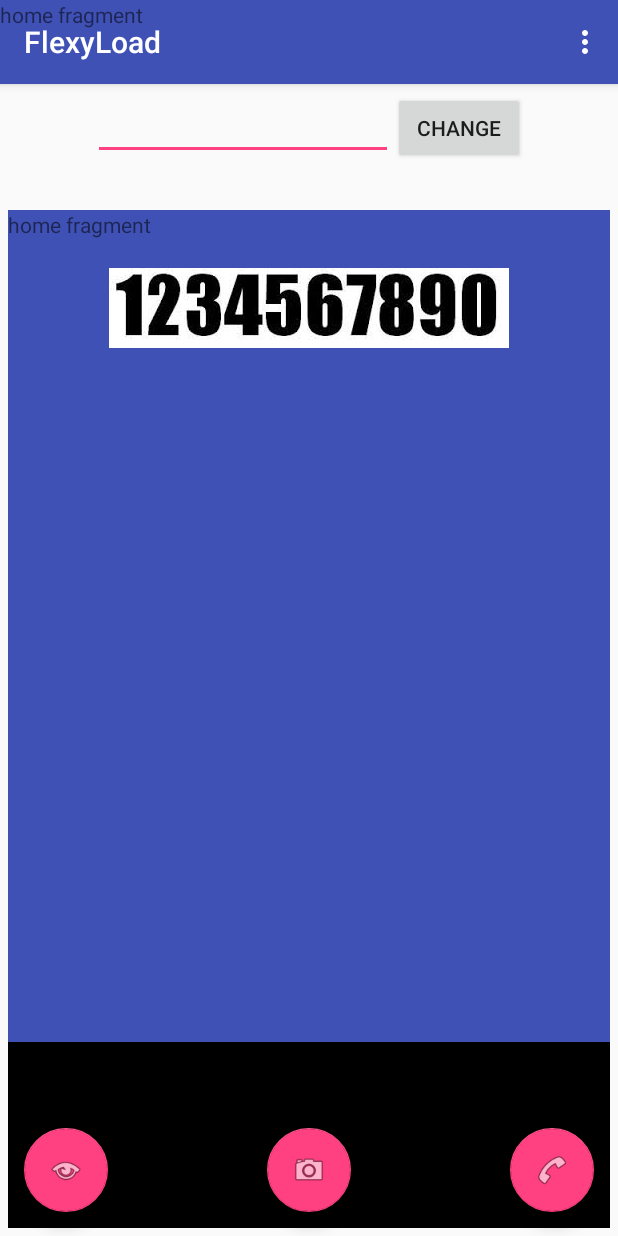
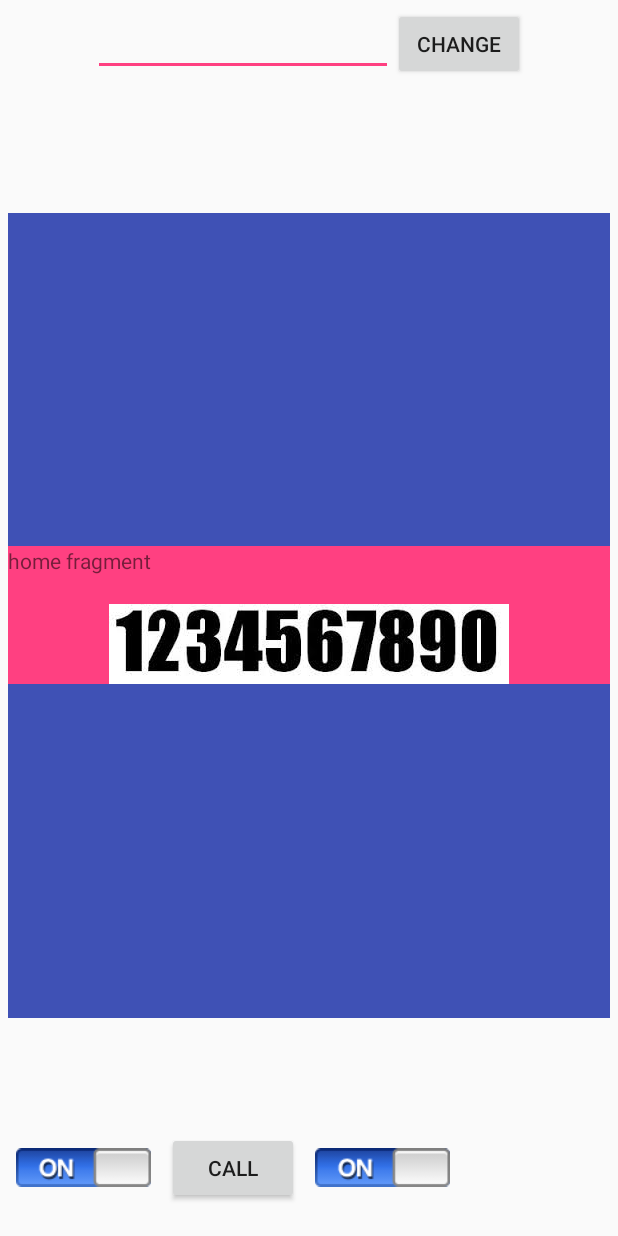
Before and after one commit to nishannorunobi/FlexiLoad, an Android app: the screen it shows after launch (HomeActivity before the commit, FlexActivity after it), on a phone screen of 412 x 824 dp. Run offline under Robolectric (Android 15) with nearby library versions, the phone set to English and light mode, and no system bars; libraries missing offline, so code that uses them is left out: com.googlecode.tesseract; 8 statements that could not run were skipped.

Commit message:
camera button and flash button fixed, camera controller created

```diff
--- /dev/null
+++ b/FlexyLoad/app/src/main/java/com/zia/nishan/flexyload/FlexActivity.java
@@ -0,0 +1,113 @@
+package com.zia.nishan.flexyload;
+
+import android.content.Intent;
+import android.net.Uri;
+import android.os.Bundle;
+import android.support.v4.app.Fragment;
+import android.support.v4.app.FragmentManager;
+import android.support.v4.app.FragmentTransaction;
+import android.support.v7.app.AppCompatActivity;
+import android.util.Log;
+import android.view.View;
+import android.widget.Button;
+import android.widget.ImageView;
+
+import com.zia.nishan.controller.FlashController;
+import com.zia.nishan.interfaces.OnCameraButtonClickListener;
+import com.zia.nishan.views.CameraFragment;
+import com.zia.nishan.views.HomeFragment;
+
+/**
+ * Created by nishan on 11/24/15.
+ */
+public class FlexActivity extends AppCompatActivity implements View.OnClickListener {
+    private FlashController flashController;
+    private Button callBtn;
+    private ImageView flash_on_btn;
+    private ImageView flash_off_btn;
+    private ImageView camera_on_btn;
+    private ImageView camera_off_btn;
+
+    private HomeFragment homeFragment;
+    private CameraFragment cameraFragment;
+
+    @Override
+    protected void onCreate(Bundle savedInstanceState) {
+        super.onCreate(savedInstanceState);
+        setContentView(R.layout.flexy_home);
+        /*Initialize fragment*/
+        homeFragment = new HomeFragment();
+        cameraFragment = new CameraFragment();
+        cameraFragment.setOnCameraButtonClickListener(onCameraButtonClickListener);
+        /*Init view*/
+        callBtn = (Button) findViewById(R.id.btn_call);
+        callBtn.setOnClickListener(this);
+        flashController = new FlashController(this);
+        flash_on_btn=(ImageView)findViewById(R.id.flash_on_btn);
+        flash_on_btn.setOnClickListener(this);
+        flash_off_btn=(ImageView)findViewById(R.id.flash_off_btn);
+        flash_off_btn.setOnClickListener(this);
+
+        camera_on_btn=(ImageView)findViewById(R.id.camera_on_btn);
+        camera_on_btn.setOnClickListener(cameraFragment);
+        camera_off_btn=(ImageView)findViewById(R.id.camera_off_btn);
+        camera_off_btn.setOnClickListener(cameraFragment);
+
+        loadFragment(homeFragment);
+    }
+
+    private void loadFragment(Fragment fragment) {
+        FragmentManager fm = getSupportFragmentManager();
+        FragmentTransaction fragmentTransaction = fm.beginTransaction();
+        fragmentTransaction.replace(R.id.fl_fragment, fragment);
+        fragmentTransaction.commit();
+    }
+
+
+    @Override
+    public void onClick(View v) {
+        switch (v.getId()){
+            case R.id.flash_on_btn:
+                flash_on_btn.setVisibility(View.GONE);
+                flash_off_btn.setVisibility(View.VISIBLE);
+                break;
+            case R.id.flash_off_btn:
+                flash_off_btn.setVisibility(View.GONE);
+                flash_on_btn.setVisibility(View.VISIBLE);
+                break;
+            case R.id.btn_call:
+                call();
+                break;
+            default:
+                loadFragment(new HomeFragment());
+                break;
+        }
+    }
+
+    private void call() {
+        String ussdCode = "*" + "123" + Uri.encode("#");
+        Uri uri = Uri.parse("tel:"+ussdCode);
+        Intent in = new Intent(Intent.ACTION_CALL,uri);
+        try{
+            startActivity(in);
+        }catch (android.content.ActivityNotFoundException ex){
+            Log.e(ex.getMessage(), ex.toString());
+        }
+    }
+
+    private OnCameraButtonClickListener onCameraButtonClickListener = new OnCameraButtonClickListener() {
+        @Override
+        public void turnOn() {
+            camera_on_btn.setVisibility(View.GONE);
+            camera_off_btn.setVisibility(View.VISIBLE);
+            loadFragment(cameraFragment);
+        }
+
+        @Override
+        public void turnOff() {
+            camera_off_btn.setVisibility(View.GONE);
+            camera_on_btn.setVisibility(View.VISIBLE);
+            loadFragment(homeFragment);
+        }
+    };
+}
--- a/FlexyLoad/app/src/main/java/com/zia/nishan/flexyload/HomeActivity.java
+++ b/FlexyLoad/app/src/main/java/com/zia/nishan/flexyload/HomeActivity.java
@@ -1,39 +1,13 @@
 package com.zia.nishan.flexyload;
 
 import android.content.Intent;
-import android.graphics.Bitmap;
-import android.net.Uri;
 import android.os.Bundle;
-import android.support.design.widget.FloatingActionButton;
-import android.support.v4.app.Fragment;
-import android.support.v4.app.FragmentManager;
-import android.support.v4.app.FragmentTransaction;
 import android.support.v7.app.AppCompatActivity;
 import android.support.v7.widget.Toolbar;
-import android.util.Log;
 import android.view.Menu;
 import android.view.MenuItem;
-import android.view.View;
-import android.widget.EditText;
-import android.widget.ImageView;
 
-import com.zia.nishan.controller.FlashController;
-import com.zia.nishan.views.CameraFragment;
-import com.zia.nishan.views.HomeFragment;
-import com.zia.nishan.views.ViewNavigator;
-
-public class HomeActivity extends AppCompatActivity implements View.OnClickListener {
-    private FlashController flashController;
-
-    public static final int CAPTURE_IMAGE_ACTIVITY_REQUEST_CODE = 100;
-
-    private FloatingActionButton lightFab;
-    private FloatingActionButton cameraFab;
-    private FloatingActionButton actionFab;
-
-    View userView;
-
-    private ViewNavigator framentNavigator;
+public class HomeActivity extends AppCompatActivity{
 
     @Override
     protected void onCreate(Bundle savedInstanceState) {
@@ -41,64 +15,7 @@ public class HomeActivity extends AppCompatActivity implements View.OnClickListe
         setContentView(R.layout.activity_home);
         Toolbar toolbar = (Toolbar) findViewById(R.id.toolbar);
         setSupportActionBar(toolbar);
-
-        lightFab = (FloatingActionButton) findViewById(R.id.fab_start);
-        lightFab.setOnClickListener(this);
-        cameraFab = (FloatingActionButton) findViewById(R.id.fab_center);
-        cameraFab.setOnClickListener(this);
-        actionFab = (FloatingActionButton) findViewById(R.id.fab_end);
-        actionFab.setOnClickListener(this);
-
-        framentNavigator = new ViewNavigator(this);
-        framentNavigator.replaceWith(1);
-        flashController = new FlashController(this);
-
-        loadFragment(new HomeFragment());
-    }
-
-    private void loadFragment(Fragment fragment) {
-        FragmentManager fm = getSupportFragmentManager();
-        FragmentTransaction fragmentTransaction = fm.beginTransaction();
-        fragmentTransaction.replace(android.R.id.content, fragment);
-        fragmentTransaction.commit();
-    }
-
-
-    @Override
-    public void onClick(View v) {
-        switch (v.getId()){
-            case R.id.fab_start:
-                flashController.makeFlash();
-                break;
-            case R.id.fab_center:
-                loadFragment(new CameraFragment());
-                /*initUserInterface();
-                Intent takePictureIntent = new Intent(MediaStore.ACTION_IMAGE_CAPTURE);
-                startActivityForResult(takePictureIntent, CAPTURE_IMAGE_ACTIVITY_REQUEST_CODE);*/
-                break;
-            case R.id.fab_end:
-                call();
-                break;
-        }
-    }
-
-    private ImageView cardIv;
-    private EditText changeEt;
-    private void initUserInterface() {
-        userView = findViewById(R.id.content_fragment);
-        cardIv = (ImageView) userView.findViewById(R.id.iv_card);
-        changeEt = (EditText) userView.findViewById(R.id.et_number);
-    }
-
-    private void call() {
-        String ussdCode = "*" + "123" + Uri.encode("#");
-        Uri uri = Uri.parse("tel:"+ussdCode);
-        Intent in = new Intent(Intent.ACTION_CALL,uri);
-        try{
-            startActivity(in);
-        }catch (android.content.ActivityNotFoundException ex){
-            Log.e(ex.getMessage(), ex.toString());
-        }
+        startActivity(new Intent(this,FlexActivity.class));
     }
 
     @Override
@@ -122,16 +39,4 @@ public class HomeActivity extends AppCompatActivity implements View.OnClickListe
 
         return super.onOptionsItemSelected(item);
     }
-
-    @Override
-    protected void onActivityResult(int requestCode, int resultCode, Intent data) {
-        super.onActivityResult(requestCode, resultCode, data);
-        Bitmap imageBitmap = null;
-        if (requestCode == CAPTURE_IMAGE_ACTIVITY_REQUEST_CODE && resultCode == RESULT_OK) {
-            Bundle extras = data.getExtras();
-            imageBitmap = (Bitmap) extras.get("data");
-            cardIv.setImageBitmap(imageBitmap);
-            changeEt.setText("123");
-        }
-    }
 }
--- a/FlexyLoad/app/src/main/java/com/zia/nishan/flexyload/HomeActivityFragment.java
+++ /dev/null
@@ -1,25 +0,0 @@
-package com.zia.nishan.flexyload;
-
-import android.os.Bundle;
-import android.support.v4.app.Fragment;
-import android.view.LayoutInflater;
-import android.view.View;
-import android.view.ViewGroup;
-
-/**
- * A placeholder fragment containing a simple view.
- */
-public class HomeActivityFragment extends Fragment{
-
-    private View fragment;
-
-    public HomeActivityFragment() {
-    }
-    @Override
-    public View onCreateView(LayoutInflater inflater, ViewGroup container,
-                             Bundle savedInstanceState) {
-        fragment = inflater.inflate(R.layout.fragment_home, container, false);
-        return fragment;
-    }
-
-}
--- /dev/null
+++ b/FlexyLoad/app/src/main/java/com/zia/nishan/interfaces/OnCameraButtonClickListener.java
@@ -0,0 +1,9 @@
+package com.zia.nishan.interfaces;
+
+/**
+ * Created by nishan on 11/28/15.
+ */
+public interface OnCameraButtonClickListener {
+    void turnOn();
+    void turnOff();
+}
--- a/FlexyLoad/app/src/main/java/com/zia/nishan/views/ViewNavigator.java
+++ /dev/null
@@ -1,45 +0,0 @@
-package com.zia.nishan.views;
-
-import android.os.Build;
-import android.support.v4.app.Fragment;
-import android.support.v4.app.FragmentTransaction;
-
-import com.zia.nishan.flexyload.HomeActivity;
-import com.zia.nishan.flexyload.R;
-
-/**
- * Created by nishan on 11/17/15.
- */
-public class ViewNavigator {
-    private HomeActivity context = null;
-    private Fragment fragment = null;
-    private FragmentTransaction transaction = null;
-    public ViewNavigator(HomeActivity context){
-        this.context = context;
-        if (Build.VERSION.SDK_INT >= Build.VERSION_CODES.HONEYCOMB) {
-            transaction = context.getSupportFragmentManager().beginTransaction();
-        } else {
-
-        }
-    }
-
-    public void replaceWith(int id){
-
-        switch (id){
-            case R.id.fab_center:
-
-                break;
-            default:
-                fragment = new HomeFragment();
-                break;
-        }
-
-        if(transaction == null){
-            return;
-        } else {
-            transaction.replace(R.id.fragment_container,fragment);
-            transaction.addToBackStack(null);
-            transaction.commit();
-        }
-    }
-}
--- a/FlexyLoad/app/src/main/res/layout/activity_home.xml
+++ b/FlexyLoad/app/src/main/res/layout/activity_home.xml
@@ -15,21 +15,4 @@
 
     </android.support.design.widget.AppBarLayout>
 
-    <include layout="@layout/content_home" />
-
-    <android.support.design.widget.FloatingActionButton android:id="@+id/fab_end"
-        android:layout_width="wrap_content" android:layout_height="wrap_content"
-        android:layout_gravity="bottom|end" android:layout_margin="@dimen/fab_margin"
-        android:src="@android:drawable/ic_menu_call" />
-
-    <android.support.design.widget.FloatingActionButton android:id="@+id/fab_center"
-        android:layout_width="wrap_content" android:layout_height="wrap_content"
-        android:layout_gravity="bottom|center" android:layout_margin="@dimen/fab_margin"
-        android:src="@android:drawable/ic_menu_camera" />
-
-    <android.support.design.widget.FloatingActionButton android:id="@+id/fab_start"
-        android:layout_width="wrap_content" android:layout_height="wrap_content"
-        android:layout_gravity="bottom|start" android:layout_margin="@dimen/fab_margin"
-        android:src="@android:drawable/ic_menu_view" />
-
 </android.support.design.widget.CoordinatorLayout>
--- a/FlexyLoad/app/src/main/res/layout/camera_fragment.xml
+++ b/FlexyLoad/app/src/main/res/layout/camera_fragment.xml
@@ -4,6 +4,6 @@
     android:layout_height="match_parent">
     <SurfaceView
         android:id="@+id/surfaceView_camera"
-        android:layout_width="240dp"
-        android:layout_height="180dp"/>
+        android:layout_width="match_parent"
+        android:layout_height="350dp"/>
 </FrameLayout>
--- /dev/null
+++ b/FlexyLoad/app/src/main/res/layout/flexy_home.xml
@@ -0,0 +1,84 @@
+<LinearLayout xmlns:android="http://schemas.android.com/apk/res/android"
+    xmlns:tools="http://schemas.android.com/tools"
+    android:layout_width="match_parent"
+    android:layout_height="match_parent"
+    tools:showIn="@layout/activity_home"
+    android:padding="5dp"
+    android:weightSum="100"
+    android:orientation="vertical">
+    <LinearLayout
+        android:gravity="center_horizontal|top"
+        android:layout_width="match_parent"
+        android:layout_weight="15"
+        android:layout_height="wrap_content">
+        <EditText
+            android:id="@+id/et_number"
+            android:layout_width="200dp"
+            android:layout_height="wrap_content" />
+        <Button
+            android:id="@+id/btn_change"
+            android:layout_width="wrap_content"
+            android:text="CHANGE"
+            android:layout_height="wrap_content" />
+    </LinearLayout>
+    <LinearLayout
+        android:background="@color/colorPrimary"
+        android:layout_weight="75"
+        android:layout_width="match_parent"
+        android:gravity="center"
+        android:layout_height="wrap_content">
+        <FrameLayout
+            android:background="@color/colorAccent"
+            android:id="@+id/fl_fragment"
+            android:layout_width="match_parent"
+            android:layout_height="wrap_content" />
+    </LinearLayout>
+    <LinearLayout
+        android:layout_width="match_parent"
+        android:layout_weight="10"
+        android:layout_height="wrap_content">
+        <RelativeLayout
+            android:layout_width="wrap_content"
+            android:layout_height="wrap_content"
+            android:layout_gravity="bottom|start"
+            android:layout_margin="@dimen/fab_margin">
+            <ImageView
+                android:id="@+id/flash_on_btn"
+                android:layout_width="@dimen/toggle_btn_width"
+                android:layout_height="@dimen/toggle_btn_height"
+                android:src="@mipmap/on_btn"
+                android:visibility="visible"></ImageView>
+            <ImageView
+                android:id="@+id/flash_off_btn"
+                android:layout_width="@dimen/toggle_btn_width"
+                android:layout_height="@dimen/toggle_btn_height"
+                android:src="@mipmap/off_btn"
+                android:visibility="invisible"></ImageView>
+        </RelativeLayout>
+
+
+        <Button android:id="@+id/btn_call"
+            android:layout_width="wrap_content" android:layout_height="wrap_content"
+            android:layout_gravity="bottom|center" android:layout_margin="@dimen/fab_margin"
+            android:text="Call" />
+
+        <RelativeLayout
+            android:layout_width="wrap_content"
+            android:layout_height="wrap_content"
+            android:layout_gravity="bottom|end"
+            android:layout_margin="@dimen/fab_margin">
+            <ImageView
+                android:id="@+id/camera_on_btn"
+                android:layout_width="@dimen/toggle_btn_width"
+                android:layout_height="@dimen/toggle_btn_height"
+                android:src="@mipmap/on_btn"
+                android:visibility="visible"></ImageView>
+            <ImageView
+                android:id="@+id/camera_off_btn"
+                android:layout_width="@dimen/toggle_btn_width"
+                android:layout_height="@dimen/toggle_btn_height"
+                android:src="@mipmap/off_btn"
+                android:visibility="invisible"></ImageView>
+        </RelativeLayout>
+    </LinearLayout>
+</LinearLayout>
--- a/FlexyLoad/app/src/main/res/layout/fragment_home.xml
+++ /dev/null
@@ -1,40 +0,0 @@
-<LinearLayout xmlns:android="http://schemas.android.com/apk/res/android"
-    xmlns:tools="http://schemas.android.com/tools"
-    android:layout_width="match_parent"
-    android:layout_height="match_parent"
-    tools:showIn="@layout/activity_home"
-    android:padding="5dp"
-    android:weightSum="100"
-    android:orientation="vertical">
-    <LinearLayout
-        android:gravity="center_horizontal|top"
-        android:layout_width="match_parent"
-        android:layout_weight="5"
-        android:layout_height="wrap_content">
-        <EditText
-            android:id="@+id/et_number"
-            android:layout_width="200dp"
-            android:layout_height="wrap_content" />
-        <Button
-            android:id="@+id/btn_change"
-            android:layout_width="wrap_content"
-            android:text="CHANGE"
-            android:layout_height="wrap_content" />
-    </LinearLayout>
-    <LinearLayout
-        android:background="@color/colorPrimary"
-        android:layout_weight="75"
-        android:layout_width="match_parent"
-        android:layout_height="wrap_content">
-        <FrameLayout
-            android:id="@+id/fragment_container"
-            android:layout_width="match_parent"
-            android:layout_height="wrap_content" />
-    </LinearLayout>
-    <LinearLayout
-        android:background="@color/black"
-        android:layout_width="match_parent"
-        android:layout_weight="20"
-        android:layout_height="wrap_content">
-    </LinearLayout>
-</LinearLayout>
--- a/FlexyLoad/app/src/main/res/values/dimens.xml
+++ b/FlexyLoad/app/src/main/res/values/dimens.xml
@@ -2,5 +2,7 @@
     <!-- Default screen margins, per the Android Design guidelines. -->
     <dimen name="activity_horizontal_margin">16dp</dimen>
     <dimen name="activity_vertical_margin">16dp</dimen>
-    <dimen name="fab_margin">16dp</dimen>
+    <dimen name="fab_margin">5dp</dimen>
+    <dimen name="toggle_btn_height">70dp</dimen>
+    <dimen name="toggle_btn_width">90dp</dimen>
 </resources>
```
Also changed, not shown: FlexyLoad/app/src/main/AndroidManifest.xml (+3 -5 lines), FlexyLoad/app/src/main/java/com/zia/nishan/controller/CameraController.java (+89 -0 lines), FlexyLoad/app/src/main/java/com/zia/nishan/views/CameraFragment.java (+86 -96 lines), FlexyLoad/app/src/main/res/layout/content_home.xml (deleted, +0 -9 lines), FlexyLoad/app/src/main/res/mipmap-hdpi/flash_icon.png (deleted), FlexyLoad/app/src/main/res/mipmap-hdpi/off_btn.png (added), FlexyLoad/app/src/main/res/mipmap-hdpi/on_btn.png (added), FlexyLoad/app/src/main/res/mipmap-mdpi/flash_icon.png (deleted), 80 other files.
